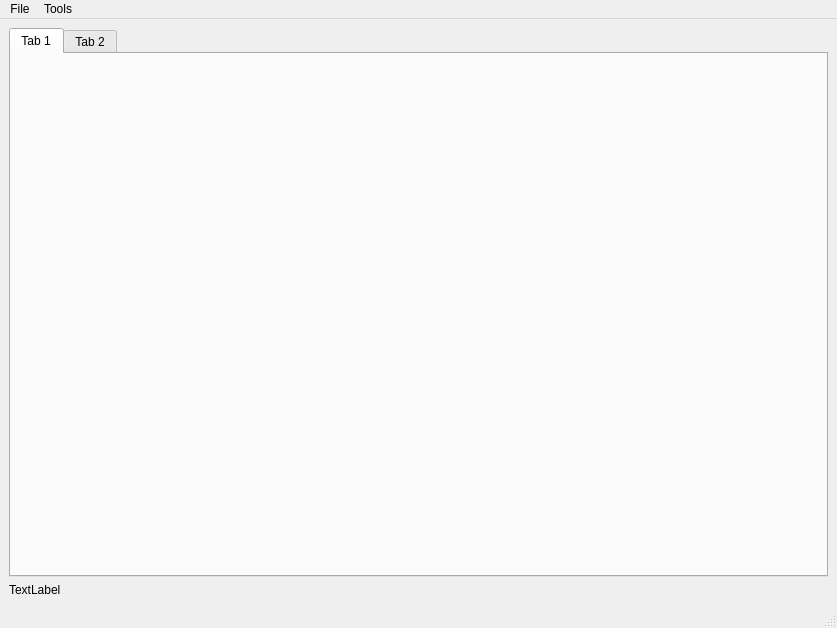
FilmColors/VIAN, file qt_ui/CorpusServerWindow.ui: the form before one commit.
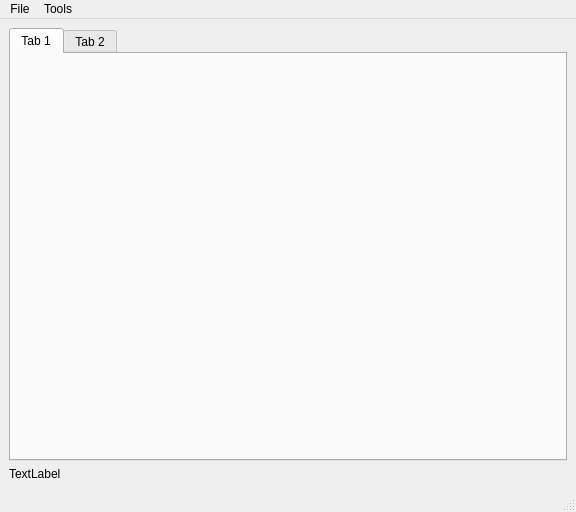
The form after the commit.

Commit message: Remote Corpus Implemented

```diff
--- a/qt_ui/CorpusServerWindow.ui
+++ b/qt_ui/CorpusServerWindow.ui
@@ -6,8 +6,8 @@
    <rect>
     <x>0</x>
     <y>0</y>
-    <width>837</width>
-    <height>628</height>
+    <width>576</width>
+    <height>512</height>
    </rect>
   </property>
   <property name="windowTitle">
@@ -46,7 +46,7 @@
     <rect>
      <x>0</x>
      <y>0</y>
-     <width>837</width>
+     <width>576</width>
      <height>21</height>
     </rect>
    </property>
```
Left out of the diff: 6 changed lines with no effect on the pictures. The commit also changes 28 other files.
